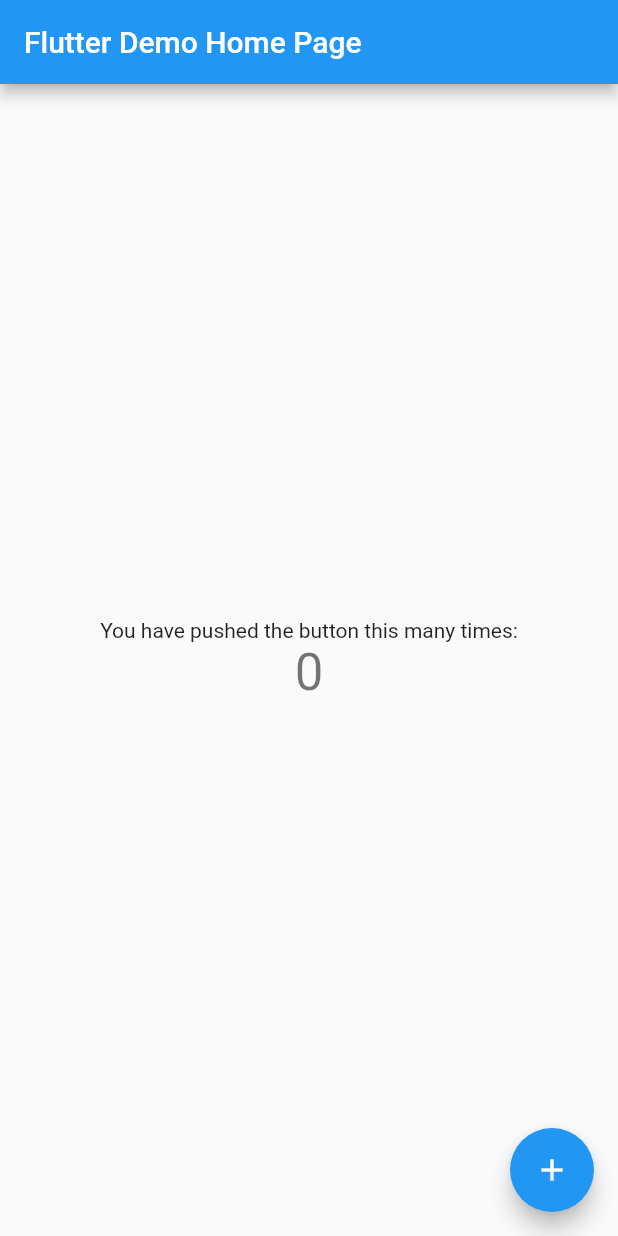
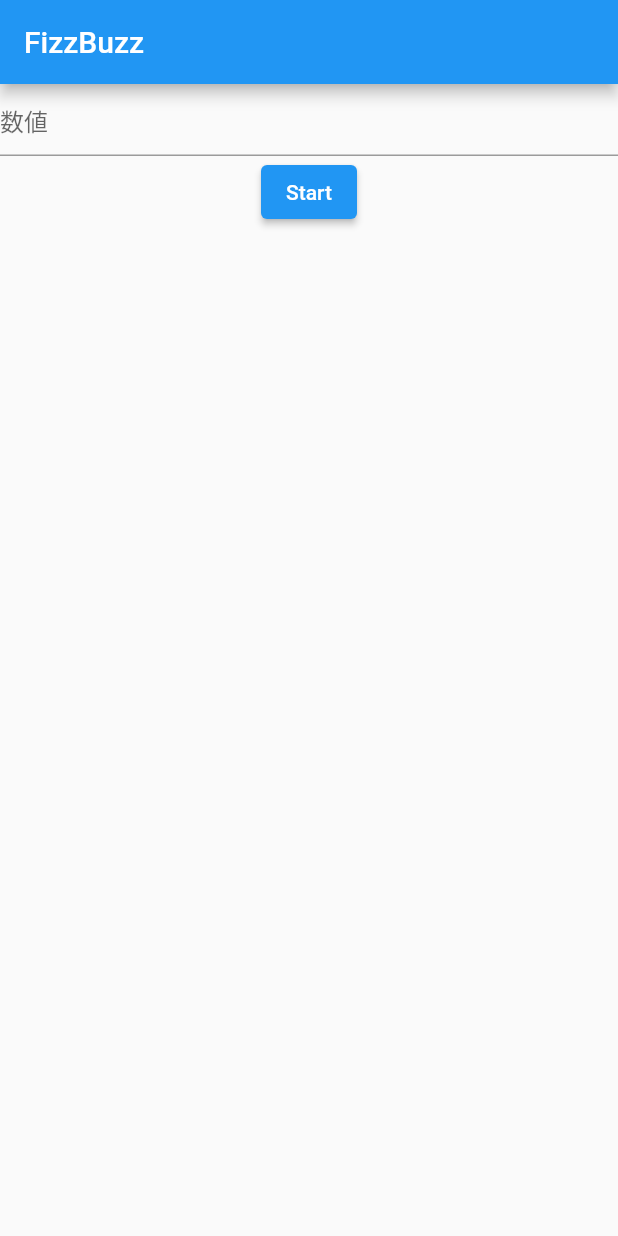
Before and after one commit to Kuma-deve/flutter_fizzbuzz, a Flutter app: the screen it shows after launch, on a phone screen of 412 x 824 dp. Run offline on Flutter 3.47's test engine with Material 2 defaults, Android fonts, the phone set to English and light mode, and no system bars.

Commit message:
Add:FizzBuzz

```diff
--- a/lib/main.dart
+++ b/lib/main.dart
@@ -1,4 +1,6 @@
+import 'package:flutter/foundation.dart';
 import 'package:flutter/material.dart';
+import 'package:flutter/services.dart';
 
 void main() {
   runApp(const MyApp());
@@ -7,109 +9,86 @@
 class MyApp extends StatelessWidget {
   const MyApp({Key? key}) : super(key: key);
 
-  // This widget is the root of your application.
   @override
   Widget build(BuildContext context) {
     return MaterialApp(
-      title: 'Flutter Demo',
+      title: 'FizzBuzz',
       theme: ThemeData(
-        // This is the theme of your application.
-        //
-        // Try running your application with "flutter run". You'll see the
-        // application has a blue toolbar. Then, without quitting the app, try
-        // changing the primarySwatch below to Colors.green and then invoke
-        // "hot reload" (press "r" in the console where you ran "flutter run",
-        // or simply save your changes to "hot reload" in a Flutter IDE).
-        // Notice that the counter didn't reset back to zero; the application
-        // is not restarted.
         primarySwatch: Colors.blue,
       ),
-      home: const MyHomePage(title: 'Flutter Demo Home Page'),
+      home: const FizzBuzz(),
     );
   }
 }
 
-class MyHomePage extends StatefulWidget {
-  const MyHomePage({Key? key, required this.title}) : super(key: key);
-
-  // This widget is the home page of your application. It is stateful, meaning
-  // that it has a State object (defined below) that contains fields that affect
-  // how it looks.
-
-  // This class is the configuration for the state. It holds the values (in this
-  // case the title) provided by the parent (in this case the App widget) and
-  // used by the build method of the State. Fields in a Widget subclass are
-  // always marked "final".
-
-  final String title;
+class FizzBuzz extends StatefulWidget {
+  const FizzBuzz({Key? key}) : super(key: key);
 
   @override
-  State<MyHomePage> createState() => _MyHomePageState();
+  _FizzBuzzState createState() => _FizzBuzzState();
 }
 
-class _MyHomePageState extends State<MyHomePage> {
-  int _counter = 0;
-
-  void _incrementCounter() {
-    setState(() {
-      // This call to setState tells the Flutter framework that something has
-      // changed in this State, which causes it to rerun the build method below
-      // so that the display can reflect the updated values. If we changed
-      // _counter without calling setState(), then the build method would not be
-      // called again, and so nothing would appear to happen.
-      _counter++;
-    });
-  }
-
+class _FizzBuzzState extends State<FizzBuzz> {
+  var start = 1;
+  final TextEditingController _controller = TextEditingController();
+  List list = [];
   @override
   Widget build(BuildContext context) {
-    // This method is rerun every time setState is called, for instance as done
-    // by the _incrementCounter method above.
-    //
-    // The Flutter framework has been optimized to make rerunning build methods
-    // fast, so that you can just rebuild anything that needs updating rather
-    // than having to individually change instances of widgets.
     return Scaffold(
       appBar: AppBar(
-        // Here we take the value from the MyHomePage object that was created by
-        // the App.build method, and use it to set our appbar title.
-        title: Text(widget.title),
+        title: const Text("FizzBuzz"),
       ),
-      body: Center(
-        // Center is a layout widget. It takes a single child and positions it
-        // in the middle of the parent.
+      body: SingleChildScrollView(
         child: Column(
-          // Column is also a layout widget. It takes a list of children and
-          // arranges them vertically. By default, it sizes itself to fit its
-          // children horizontally, and tries to be as tall as its parent.
-          //
-          // Invoke "debug painting" (press "p" in the console, choose the
-          // "Toggle Debug Paint" action from the Flutter Inspector in Android
-          // Studio, or the "Toggle Debug Paint" command in Visual Studio Code)
-          // to see the wireframe for each widget.
-          //
-          // Column has various properties to control how it sizes itself and
-          // how it positions its children. Here we use mainAxisAlignment to
-          // center the children vertically; the main axis here is the vertical
-          // axis because Columns are vertical (the cross axis would be
-          // horizontal).
-          mainAxisAlignment: MainAxisAlignment.center,
-          children: <Widget>[
-            const Text(
-              'You have pushed the button this many times:',
+          children: [
+            TextFormField(
+              controller: _controller,
+              keyboardType: TextInputType.number,
+              inputFormatters: [FilteringTextInputFormatter.digitsOnly],
+              decoration: const InputDecoration(
+                hintText: "数値",
+              ),
             ),
-            Text(
-              '$_counter',
-              style: Theme.of(context).textTheme.headline4,
+            ElevatedButton(
+              onPressed: () {
+                int stop = int.parse(_controller.text);
+                for (var i = start; i <= stop; i++) {
+                  var result = fizzBuzz(i);
+                  setState(() {
+                    list.add(result);
+                  });
+                  if (kDebugMode) {
+                    print("$i is $result");
+                  }
+                }
+              },
+              child: const Text("Start"),
+            ),
+            SizedBox(
+              height: 500,
+              width: double.infinity,
+              child: ListView.builder(
+                itemBuilder: (BuildContext context, int index) {
+                  return Text(list[index].toString());
+                },
+                itemCount: list.length,
+              ),
             ),
           ],
         ),
       ),
-      floatingActionButton: FloatingActionButton(
-        onPressed: _incrementCounter,
-        tooltip: 'Increment',
-        child: const Icon(Icons.add),
-      ), // This trailing comma makes auto-formatting nicer for build methods.
     );
   }
+
+  fizzBuzz(int num, [int fizz = 3, int buzz = 5]) {
+    if (num % fizz == 0 && num % buzz == 0) {
+      return "FizzBuzz";
+    } else if (num % fizz == 0) {
+      return "Fizz";
+    } else if (num % buzz == 0) {
+      return "Buzz";
+    } else {
+      return num;
+    }
+  }
 }
```
